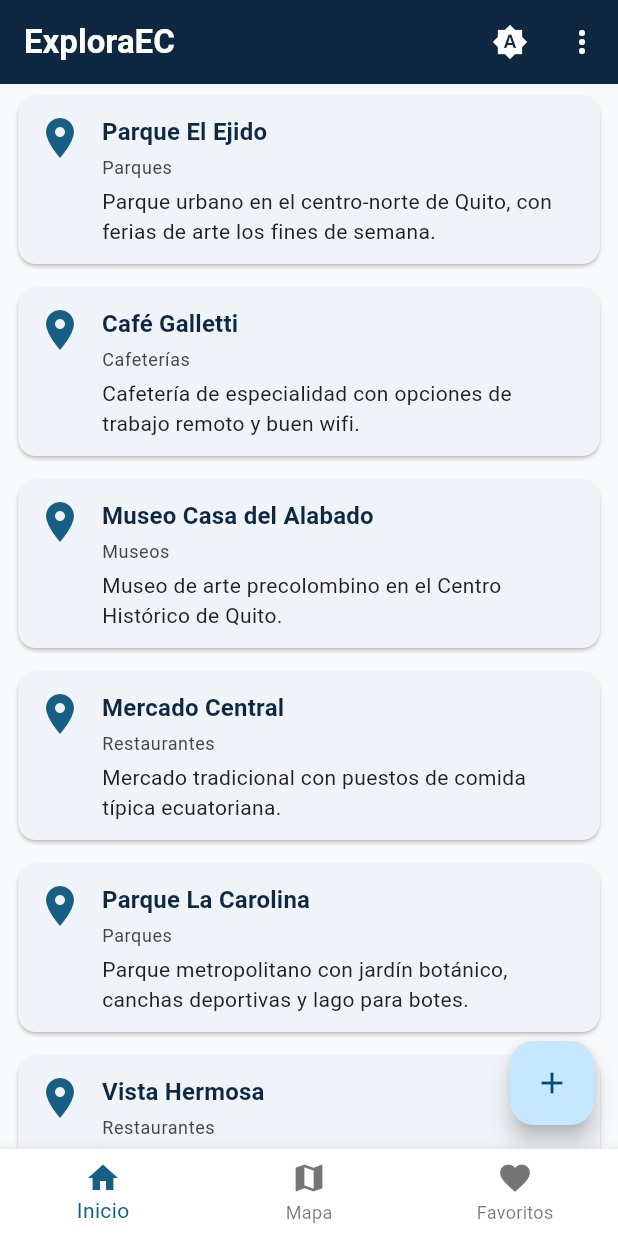
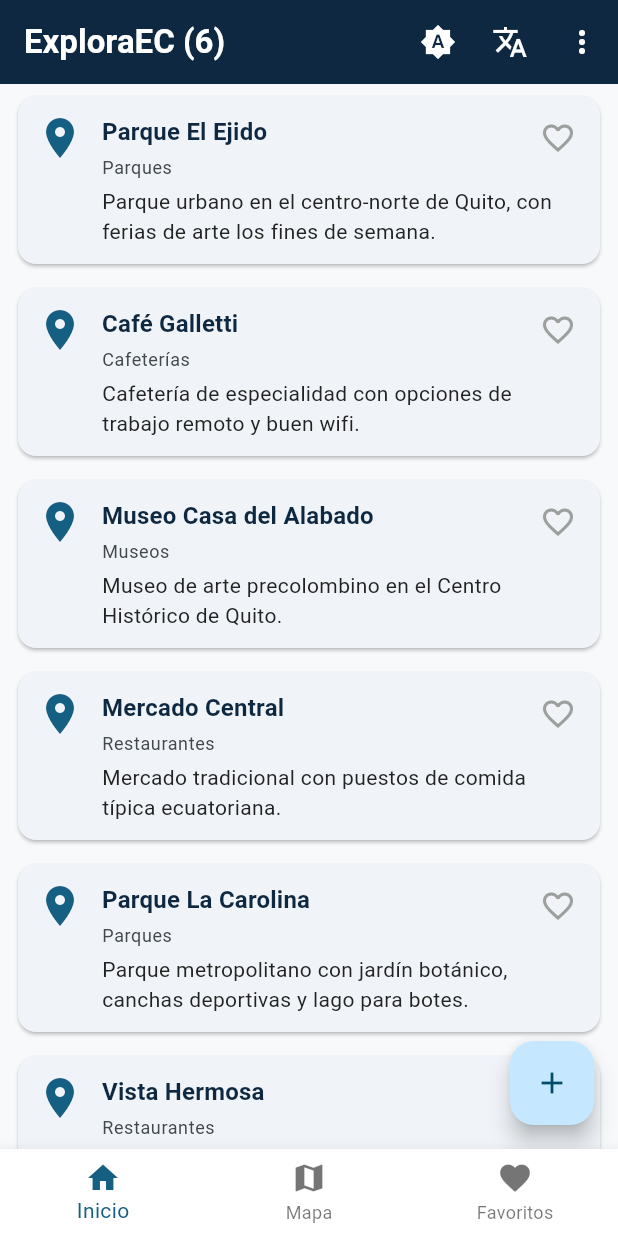
Before and after one commit to bbarcom/exploraec, a Flutter app: the screen it shows after launch, on a phone screen of 412 x 824 dp. Run offline on Flutter 3.47's test engine with Material 3 defaults, Android fonts, the phone set to English and light mode, and no system bars; our stand-ins replace get.

Commit message:
Sesión 4: PlacesController compartido con GetX
Co-Authored-By: Claude Opus 5.5 <noreply@anthropic.com>

```diff
--- /dev/null
+++ b/lib/bindings/places_binding.dart
@@ -0,0 +1,16 @@
+import 'package:get/get.dart';
+
+import '../controllers/places_controller.dart';
+
+/// Registra las dependencias que la app necesita desde el arranque —
+/// Sesión 4. Con un solo controller por ahora alcanza un binding simple;
+/// si una sesión futura agrega otro controller (por ejemplo, autenticación
+/// en la Sesión 8), puede sumarse aquí mismo o en un binding propio por
+/// pantalla, según convenga en ese momento — no se anticipa esa estructura
+/// hoy sin necesitarla todavía.
+class PlacesBinding extends Bindings {
+  @override
+  void dependencies() {
+    Get.put(PlacesController());
+  }
+}
--- /dev/null
+++ b/lib/i18n/app_translations.dart
@@ -0,0 +1,45 @@
+import 'package:get/get.dart';
+
+/// Textos de la app en cada idioma — Paso 6B (opcional) de la Sesión 4.
+/// La clave (`'inicio'`) se busca con `'inicio'.tr` en el idioma activo de
+/// `Get.locale`; si una clave no existe en ese idioma, GetX usa
+/// `fallbackLocale` y, si tampoco está, muestra la clave tal cual. Las
+/// claves de `agregar_lugar` a `lugar_agregado_msg` no se usan todavía: son
+/// para el mini-reto del Paso 6B (traducir la pantalla Agregar lugar).
+class AppTranslations extends Translations {
+  @override
+  Map<String, Map<String, String>> get keys => {
+        'es_EC': {
+          'inicio': 'Inicio',
+          'mapa': 'Mapa',
+          'favoritos': 'Favoritos',
+          'idioma': 'Cambiar idioma',
+          'sim_normal': 'Simular: normal',
+          'sim_vacio': 'Simular: vacío',
+          'sim_error': 'Simular: error',
+          'agregar_lugar': 'Agregar lugar',
+          'nombre_lugar': 'Nombre del lugar',
+          'categoria': 'Categoría',
+          'descripcion': 'Descripción',
+          'guardar': 'Guardar',
+          'lugar_agregado': 'Lugar agregado',
+          'lugar_agregado_msg': 'Ya aparece en Inicio',
+        },
+        'en_US': {
+          'inicio': 'Home',
+          'mapa': 'Map',
+          'favoritos': 'Favorites',
+          'idioma': 'Change language',
+          'sim_normal': 'Simulate: normal',
+          'sim_vacio': 'Simulate: empty',
+          'sim_error': 'Simulate: error',
+          'agregar_lugar': 'Add place',
+          'nombre_lugar': 'Place name',
+          'categoria': 'Category',
+          'descripcion': 'Description',
+          'guardar': 'Save',
+          'lugar_agregado': 'Place added',
+          'lugar_agregado_msg': 'It now shows up on Home',
+        },
+      };
+}
--- a/lib/main.dart
+++ b/lib/main.dart
@@ -1,37 +1,43 @@
 import 'package:flutter/material.dart';
+import 'package:get/get.dart';
+
+import 'bindings/places_binding.dart';
+// TODO(sesion-04): OPCIONAL — descomenta la línea de abajo (Paso 6B — idioma). No borres nada.
+// Por qué: el diccionario de textos vive en su propio archivo; sin este import, `AppTranslations` no existe aquí.
+import 'i18n/app_translations.dart';
 import 'screens/home_screen.dart';
 import 'screens/map_placeholder_screen.dart';
 import 'screens/favorites_placeholder_screen.dart';
 import 'theme/app_theme.dart';
-import 'theme/theme_controller.dart';
 
 void main() {
   runApp(const ExploraEcApp());
 }
 
+/// `MaterialApp` → `GetMaterialApp` — Sesión 4. Sigue siendo Material por
+/// debajo (mismo `theme`, mismos widgets); `GetMaterialApp` agrega encima
+/// la navegación de GetX (`Get.to`, usada desde esta sesión en `PlaceCard`
+/// y `AddPlaceScreen`) y `initialBinding`, que registra `PlacesController`
+/// una sola vez, antes de que cualquier pantalla lo necesite.
 class ExploraEcApp extends StatelessWidget {
   const ExploraEcApp({super.key});
 
   @override
   Widget build(BuildContext context) {
-    return ValueListenableBuilder<ThemeMode>(
-      valueListenable: modoTema,
-      builder: (context, modo, _) => MaterialApp(
-        title: 'ExploraEC',
-        // TODO(sesion-03): borra la línea de abajo y descomenta el bloque completo. (Paso 1 — aplicar el tema)
-        // Por qué: ThemeData(useMaterial3: true) es el tema genérico de
-        // Flutter — AppTheme.theme aplica la paleta de colores, tipografía
-        // y espaciado propios de ExploraEC en toda la app de una sola vez,
-        // sin tener que repetir estilos pantalla por pantalla.
-        theme: AppTheme.theme,
-        // TODO(sesion-03): OPCIONAL — descomenta las dos líneas de abajo (Paso 6 — modo oscuro). No borres nada.
-        // Por qué: darkTheme le da a MaterialApp una segunda paleta, y
-        // ThemeMode.system elige entre las dos según la preferencia del
-        // dispositivo (Ajustes → Pantalla → Tema oscuro), sin código extra.
-        darkTheme: AppTheme.darkTheme,
-        themeMode: modo,
-        home: const RootShell(),
-      ),
+    return GetMaterialApp(
+      title: 'ExploraEC',
+      theme: AppTheme.theme,
+      darkTheme: AppTheme.darkTheme,
+      themeMode: ThemeMode.system,
+      // TODO(sesion-04): OPCIONAL — descomenta las tres líneas de abajo (Paso 6B — idioma). No borres nada.
+      // Por qué: `translations` le da a GetX el diccionario de textos,
+      // `locale` elige el idioma con el que arranca y `fallbackLocale` el
+      // que se usa si falta una clave. Con esto, `'clave'.tr` ya funciona.
+      translations: AppTranslations(),
+      locale: const Locale('es', 'EC'),
+      fallbackLocale: const Locale('es', 'EC'),
+      initialBinding: PlacesBinding(),
+      home: const RootShell(),
     );
   }
 }
@@ -58,11 +64,14 @@ class _RootShellState extends State<RootShell> {
       bottomNavigationBar: BottomNavigationBar(
         currentIndex: _indiceActual,
         onTap: (i) => setState(() => _indiceActual = i),
-        items: const [
-          BottomNavigationBarItem(icon: Icon(Icons.home), label: 'Inicio'),
-          BottomNavigationBarItem(icon: Icon(Icons.map), label: 'Mapa'),
-          BottomNavigationBarItem(
-              icon: Icon(Icons.favorite), label: 'Favoritos'),
+        // TODO(sesion-04): OPCIONAL — borra el bloque `items: const [...]` de abajo y descomenta el bloque completo. (Paso 6B — idioma)
+        // Por qué: `.tr` no es una constante (depende del idioma activo), por
+        // eso el `const` desaparece de la lista y de cada ícono que sigue
+        // siéndolo. Los textos fijos de abajo nunca cambiarían de idioma.
+        items: [
+          BottomNavigationBarItem(icon: const Icon(Icons.home), label: 'inicio'.tr),
+          BottomNavigationBarItem(icon: const Icon(Icons.map), label: 'mapa'.tr),
+          BottomNavigationBarItem(icon: const Icon(Icons.favorite), label: 'favoritos'.tr),
         ],
       ),
     );
--- a/lib/models/place.dart
+++ b/lib/models/place.dart
@@ -78,12 +78,6 @@ final List<Place> lugaresEjemplo = [
 ///
 /// [forzarError] y [forzarVacio] existen solo para la práctica de hoy, para
 /// poder demostrar los 3 estados sin depender de una red real.
-// TODO(sesion-03): borra la línea de abajo y descomenta el bloque completo. (Paso 3 — carga simulada)
-// Por qué: la versión de abajo devuelve la lista al instante, sin nunca
-// fallar — no deja ver loading/error/vacío en la práctica. La versión
-// real agrega un delay (para que el loading se note) y los parámetros
-// forzarError/forzarVacio, que simulan los otros dos estados a pedido,
-// sin depender de una red real.
 Future<List<Place>> fetchLugaresSimulado({bool forzarError = false, bool forzarVacio = false}) async {
   await Future.delayed(const Duration(seconds: 1));
   if (forzarError) {
--- a/lib/screens/home_screen.dart
+++ b/lib/screens/home_screen.dart
@@ -1,105 +1,86 @@
 import 'package:flutter/material.dart';
+import 'package:get/get.dart';
+
+import '../controllers/places_controller.dart';
 import '../models/place.dart';
-import '../widgets/place_card.dart';
-import '../widgets/loading_view.dart';
+import '../theme/app_theme.dart';
+import '../theme/theme_controller.dart';
 import '../widgets/empty_view.dart';
 import '../widgets/error_view.dart';
-import '../theme/app_theme.dart';
-import '../theme/theme_controller.dart';
+import '../widgets/loading_view.dart';
+import '../widgets/place_card.dart';
 import 'add_place_screen.dart';
 
-/// Pantalla de Inicio: lista de lugares — Sesión 2 (datos de ejemplo).
-/// Desde la Sesión 3, la carga pasa por una función simulada con estados
-/// loading/vacío/error y un layout responsivo. Desde la Sesión 6, esta
-/// misma pantalla consume la Overpass API real, sin cambiar su estructura.
-class HomeScreen extends StatefulWidget {
+/// Pantalla de Inicio: lista de lugares — Sesión 2. Desde la Sesión 4 ya
+/// no mantiene su propio `Future`/`setState`: `GetView<PlacesController>`
+/// da acceso directo al controller ya registrado por `PlacesBinding`
+/// (equivalente a `Get.find<PlacesController>()`, pero sin repetirlo en
+/// cada método), y `Obx` reconstruye la pantalla sola cuando el controller
+/// cambia. Las próximas pantallas (Mapa en la Sesión 5, Favoritos en la
+/// Sesión 7) leen del mismo controller.
+class HomeScreen extends GetView<PlacesController> {
   const HomeScreen({super.key});
-
-  @override
-  State<HomeScreen> createState() => _HomeScreenState();
-}
-
-class _HomeScreenState extends State<HomeScreen> {
-  late Future<List<Place>> _futuroLugares;
-  bool _modoDebugError = false;
-  bool _modoDebugVacio = false;
-
-  @override
-  void initState() {
-    super.initState();
-    _cargar();
-  }
-
-  /// Dispara (o vuelve a disparar) la carga. [_modoDebugError]/[_modoDebugVacio]
-  /// son solo un recurso de esta práctica, para demostrar los 3 estados sin
-  /// depender de una red real — no existen en la versión final de la app.
-  void _cargar() {
-    setState(() {
-      _futuroLugares = fetchLugaresSimulado(forzarError: _modoDebugError, forzarVacio: _modoDebugVacio);
-    });
-  }
 
   @override
   Widget build(BuildContext context) {
     return Scaffold(
       appBar: AppBar(
-        title: const Text('ExploraEC'),
+        title: Obx(() => Text('ExploraEC (${controller.total})')),
         actions: [
+          // TODO(sesion-04): OPCIONAL — descomenta el bloque de abajo (Paso 6B — idioma). No borres nada.
+          // Por qué: `Get.updateLocale` cambia el idioma activo y reconstruye
+          // la app entera sin `setState` ni `context`: es estado global, igual
+          // que `PlacesController`, pero manejado por el propio GetX.
           const BotonModoTema(),
+          IconButton(
+            icon: const Icon(Icons.translate),
+            tooltip: 'idioma'.tr,
+            onPressed: () {
+              final esEspanol = Get.locale?.languageCode == 'es';
+              Get.updateLocale(esEspanol ? const Locale('en', 'US') : const Locale('es', 'EC'));
+            },
+          ),
           PopupMenuButton<String>(
             tooltip: 'Simular estado (solo práctica)',
-            onSelected: (valor) {
-              _modoDebugError = valor == 'error';
-              _modoDebugVacio = valor == 'vacio';
-              _cargar();
-            },
-            itemBuilder: (context) => const [
-              PopupMenuItem(value: 'normal', child: Text('Simular: normal')),
-              PopupMenuItem(value: 'vacio', child: Text('Simular: vacío')),
-              PopupMenuItem(value: 'error', child: Text('Simular: error')),
+            onSelected: controller.simular,
+            // TODO(sesion-04): OPCIONAL — borra el bloque `itemBuilder` de abajo y descomenta el bloque completo. (Paso 6B — idioma)
+            // Por qué: igual que en la barra inferior, el texto pasa a
+            // `.tr` y la lista deja de ser `const`.
+            itemBuilder: (context) => [
+              PopupMenuItem(value: 'normal', child: Text('sim_normal'.tr)),
+              PopupMenuItem(value: 'vacio', child: Text('sim_vacio'.tr)),
+              PopupMenuItem(value: 'error', child: Text('sim_error'.tr)),
             ],
           ),
         ],
       ),
-      // TODO(sesion-03): borra la línea de abajo y descomenta el bloque completo. (Paso 3 — estados loading/vacío/error)
-      // Por qué: el Center fijo de abajo no distingue entre "cargando",
-      // "vacío" y "falló" — el FutureBuilder real inspecciona el estado
-      // del snapshot y dibuja LoadingView/ErrorView/EmptyView según
-      // corresponda, para que la pantalla nunca quede en blanco.
-      body: FutureBuilder<List<Place>>(
-        future: _futuroLugares,
-        builder: (context, snapshot) {
-          if (snapshot.connectionState == ConnectionState.waiting) {
-            return const LoadingView(mensaje: 'Buscando lugares cercanos...');
-          }
-          if (snapshot.hasError) {
-            return ErrorView(mensaje: '${snapshot.error}', onReintentar: _cargar);
-          }
-          final lugares = snapshot.data ?? [];
-          if (lugares.isEmpty) {
-            return const EmptyView(mensaje: 'Todavía no hay lugares guardados');
-          }
-          return _buildLista(lugares);
-        },
-      ),
+      // TODO(sesion-04): borra la línea de abajo y descomenta el bloque completo. (Paso 3 — reactividad con Obx)
+      // Por qué: el texto fijo de abajo nunca cambia porque nada lo
+      // observa — Obx reconstruye automáticamente su contenido cada vez
+      // que una variable Rx que lee (controller.estado, controller.lugares)
+      // cambia, sin necesitar setState ni StatefulWidget en esta pantalla.
+      body: Obx(() {
+        if (controller.estado.value == EstadoCarga.cargando) {
+          return const LoadingView(mensaje: 'Buscando lugares cercanos...');
+        }
+        if (controller.estado.value == EstadoCarga.error) {
+          return ErrorView(
+            mensaje: controller.mensajeError.value,
+            onReintentar: controller.cargarLugares,
+          );
+        }
+        if (controller.lugares.isEmpty) {
+          return const EmptyView(mensaje: 'Todavía no hay lugares guardados');
+        }
+        return _buildLista(controller.lugares);
+      }),
       floatingActionButton: FloatingActionButton(
-        onPressed: () async {
-          await Navigator.push(
-            context,
-            MaterialPageRoute(builder: (context) => const AddPlaceScreen()),
-          );
-          _cargar();
-        },
+        onPressed: () => Get.to(() => const AddPlaceScreen()),
         child: const Icon(Icons.add),
       ),
     );
   }
 
-  // TODO(sesion-03): borra la línea de abajo y descomenta el bloque completo. (Paso 4 — layout responsivo)
-  // Por qué: el ListView.builder de abajo es siempre una sola columna,
-  // sin importar el ancho de pantalla — la versión real usa
-  // LayoutBuilder para leer el ancho disponible y elegir ListView
-  // (teléfono angosto) o GridView de 2-3 columnas (pantalla ancha).
   Widget _buildLista(List<Place> lugares) {
     return LayoutBuilder(
       builder: (context, constraints) {
--- a/lib/theme/theme_controller.dart
+++ b/lib/theme/theme_controller.dart
@@ -1,8 +1,9 @@
 import 'package:flutter/material.dart';
+import 'package:get/get.dart';
 
 /// Modo de tema elegido dentro de la app (sistema / claro / oscuro).
-/// MaterialApp escucha este valor, así que cambiarlo redibuja toda la app
-/// sin tocar los ajustes del teléfono.
+/// El botón escucha este valor para mostrar su ícono; `Get.changeThemeMode`
+/// aplica el cambio a toda la app sin tocar los ajustes del teléfono.
 final ValueNotifier<ThemeMode> modoTema = ValueNotifier(ThemeMode.system);
 
 /// Pasa al siguiente modo: sistema → claro → oscuro → sistema.
@@ -12,6 +13,7 @@ void alternarModoTema() {
     ThemeMode.light => ThemeMode.dark,
     ThemeMode.dark => ThemeMode.system,
   };
+  Get.changeThemeMode(modoTema.value);
 }
 
 /// Botón para la AppBar que muestra el modo actual y lo alterna al tocarlo.
--- a/lib/widgets/place_card.dart
+++ b/lib/widgets/place_card.dart
@@ -1,33 +1,33 @@
 import 'package:flutter/material.dart';
+import 'package:get/get.dart';
+
+import '../controllers/places_controller.dart';
 import '../models/place.dart';
 import '../screens/detail_screen.dart';
 import '../theme/app_theme.dart';
 
 /// Tarjeta reutilizable que representa un [Place] en cualquier lista de
 /// la app (Inicio, resultados de categoría, etc.) — Sesión 2.
-/// Accesibilidad y colores de marca aplicados en la Sesión 3.
+/// Accesibilidad y colores de marca aplicados en la Sesión 3. Navegación
+/// con GetX (`Get.to`) desde la Sesión 4, en vez de `Navigator.push` +
+/// `MaterialPageRoute` — Flutter sigue usando `Navigator` por debajo,
+/// `Get.to` solo evita repetir `MaterialPageRoute(builder: ...)` en cada
+/// lugar que navega, y no pide `context` para hacerlo. El corazón de
+/// favorito (Paso 6 opcional de la Sesión 4) lee `PlacesController` con
+/// `Get.find` y se repinta solo con `Obx`.
 class PlaceCard extends StatelessWidget {
   final Place place;
   const PlaceCard({super.key, required this.place});
 
   @override
   Widget build(BuildContext context) {
+    final controller = Get.find<PlacesController>();
     return Card(
       margin: const EdgeInsets.symmetric(horizontal: AppSpacing.md, vertical: AppSpacing.sm),
-      child: InkWell(
-        onTap: () => Navigator.push(
-          context,
-          MaterialPageRoute(builder: (context) => DetailScreen(place: place)),
-        ),
-        // TODO(sesion-03): borra la línea de abajo y descomenta el bloque completo. (Paso 5 — accesibilidad)
-        // Por qué: sin Semantics, un lector de pantalla solo anuncia los
-        // textos sueltos de la tarjeta, sin contexto — el label/hint de
-        // abajo describe la tarjeta completa como un solo elemento
-        // interactivo, con instrucción de qué hace al tocarla.
-        // excludeSemantics: true evita que el lector de pantalla, además del
-        // label de abajo, vuelva a leer el nombre/categoría/descripción de
-        // _buildContenido() por separado — sin esa línea se anuncian los dos
-        // a la vez, uno detrás del otro.
+      child: Stack(
+        children: [
+          InkWell(
+            onTap: () => Get.to(() => DetailScreen(place: place)),
             child: Semantics(
               label: '${place.nombre}, categoría ${place.categoria}',
               hint: 'Toca dos veces para ver el detalle',
@@ -35,6 +35,22 @@ class PlaceCard extends StatelessWidget {
               excludeSemantics: true,
               child: _buildContenido(context),
             ),
+          ),
+          Positioned(
+            right: AppSpacing.xs,
+            top: AppSpacing.xs,
+            child: Obx(
+              () => IconButton(
+                icon: Icon(
+                  controller.esFavorito(place) ? Icons.favorite : Icons.favorite_border,
+                  color: controller.esFavorito(place) ? Colors.red : Colors.grey,
+                ),
+                tooltip: controller.esFavorito(place) ? 'Quitar de favoritos' : 'Agregar a favoritos',
+                onPressed: () => controller.alternarFavorito(place),
+              ),
+            ),
+          ),
+        ],
       ),
     );
   }
@@ -52,10 +68,13 @@ class PlaceCard extends StatelessWidget {
             child: Column(
               crossAxisAlignment: CrossAxisAlignment.start,
               children: [
-                Text(
+                Padding(
+                  padding: const EdgeInsets.only(right: 40),
+                  child: Text(
                     place.nombre,
                     style: estilos.titleMedium,
                     overflow: TextOverflow.ellipsis,
+                  ),
                 ),
                 const SizedBox(height: AppSpacing.xs),
                 Text(place.categoria, style: estilos.bodySmall?.copyWith(color: Theme.of(context).colorScheme.onSurfaceVariant)),
--- a/pubspec.yaml
+++ b/pubspec.yaml
@@ -10,6 +10,7 @@ dependencies:
   flutter:
     sdk: flutter
   cupertino_icons: ^1.0.8
+  get: ^4.6.6
 
 dev_dependencies:
   flutter_test:
```
Also changed, not shown: lib/controllers/places_controller.dart (added, +104 -0 lines), lib/screens/add_place_screen.dart (+12 -4 lines), lib/screens/favorites_placeholder_screen.dart (+14 -5 lines), pubspec.lock, 2 other files. Lines whose indentation alone changed are shown as unchanged.
